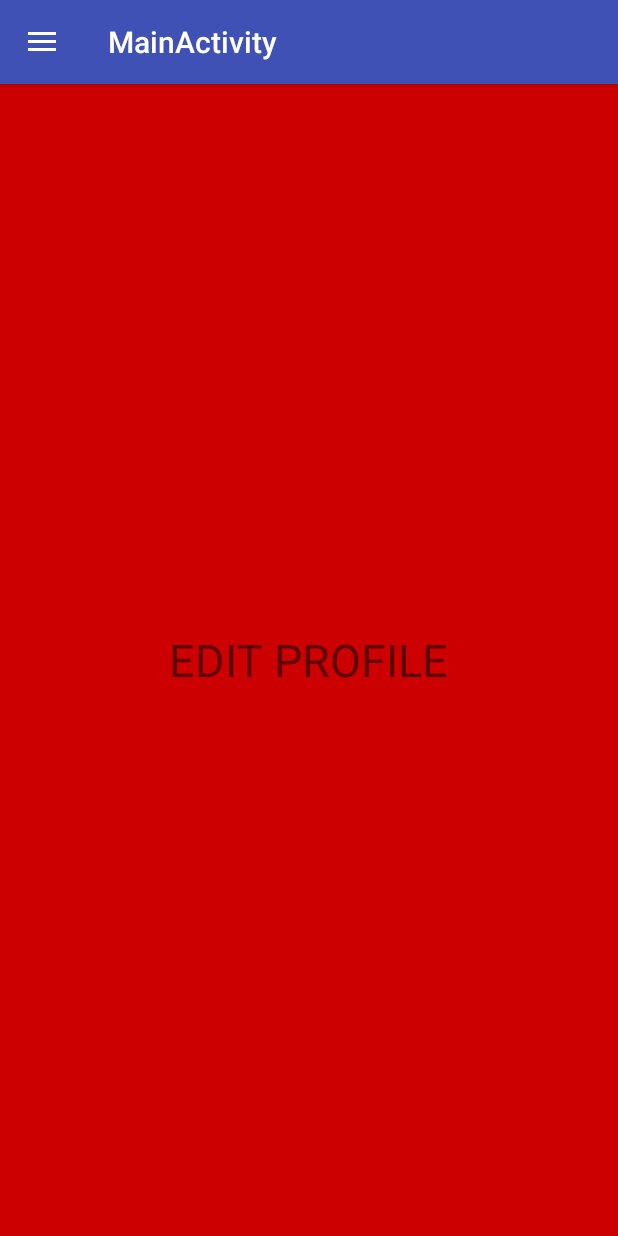
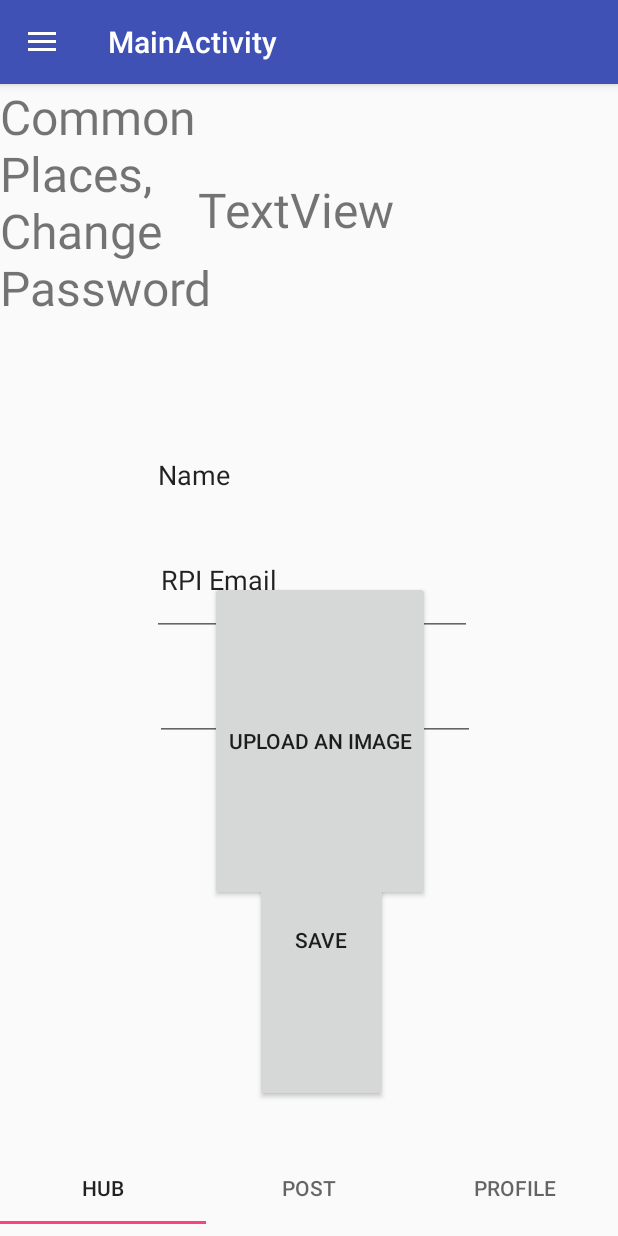
Before and after one commit to zdward/GrouberAndroid, an Android app: the fragment EditProfileFragment placed in its activity, on a phone screen of 412 x 824 dp. Run offline under Robolectric (Android 15) with nearby library versions, the phone set to English and light mode, and no system bars.

Commit message:
Changed the edit profile settings

```diff
--- a/app/src/main/res/layout/fragement_editprofile.xml
+++ b/app/src/main/res/layout/fragement_editprofile.xml
@@ -1,16 +1,89 @@
 <?xml version="1.0" encoding="utf-8"?>
 <RelativeLayout xmlns:android="http://schemas.android.com/apk/res/android"
+    xmlns:tools="http://schemas.android.com/tools"
     android:layout_width="match_parent" android:layout_height="match_parent"
-    android:background="@android:color/holo_red_dark"
+
     >
 
     <TextView
+        android:id="@+id/editProfileTitle"
+        android:layout_width="183dp"
+        android:layout_height="61dp"
+        android:layout_alignParentStart="true"
+        android:layout_alignParentTop="true"
+        android:layout_alignParentEnd="true"
+        android:layout_alignParentBottom="true"
+        android:layout_marginStart="132dp"
+        android:layout_marginTop="62dp"
+        android:layout_marginEnd="95dp"
+        android:layout_marginBottom="480dp"
+        android:text="TextView"
+        android:textSize="32dp"
+        tools:text="Edit Profile" />
+
+    <EditText
+        android:id="@+id/getName"
         android:layout_width="wrap_content"
         android:layout_height="wrap_content"
-        android:text = "EDIT PROFILE"
-        android:textSize="30sp"
-        android:layout_centerInParent="true"
+        android:layout_alignTop="@+id/editProfileTitle"
+        android:layout_alignParentStart="true"
+        android:layout_alignParentEnd="true"
+        android:layout_alignParentBottom="true"
+        android:layout_marginStart="101dp"
+        android:layout_marginTop="91dp"
+        android:layout_marginEnd="97dp"
+        android:layout_marginBottom="400dp"
+        android:ems="10"
+        android:inputType="textPersonName"
+        android:text="Name" />
 
-        />
+    <EditText
+        android:id="@+id/getRPIEmail"
+        android:layout_width="wrap_content"
+        android:layout_height="wrap_content"
+        android:layout_alignTop="@+id/editProfileTitle"
+        android:layout_alignParentStart="true"
+        android:layout_alignParentEnd="true"
+        android:layout_alignParentBottom="true"
+        android:layout_marginStart="103dp"
+        android:layout_marginTop="161dp"
+        android:layout_marginEnd="95dp"
+        android:layout_marginBottom="330dp"
+        android:ems="10"
+        android:inputType="textPersonName"
+        android:text="RPI Email" />
+
+    <Button
+        android:id="@+id/save"
+        android:layout_width="wrap_content"
+        android:layout_height="wrap_content"
+        android:layout_alignTop="@+id/getRPIEmail"
+        android:layout_alignParentStart="true"
+        android:layout_alignParentEnd="true"
+        android:layout_alignParentBottom="true"
+        android:layout_marginStart="170dp"
+        android:layout_marginTop="239dp"
+        android:layout_marginEnd="153dp"
+        android:layout_marginBottom="89dp"
+        android:text="SAVE" />
+
+    <Button
+        android:id="@+id/uploadImage"
+        android:layout_width="wrap_content"
+        android:layout_height="wrap_content"
+        android:layout_alignTop="@+id/getRPIEmail"
+        android:layout_alignParentEnd="true"
+        android:layout_alignParentBottom="true"
+        android:layout_marginTop="108dp"
+        android:layout_marginEnd="125dp"
+        android:layout_marginBottom="223dp"
+        android:text="Upload An Image" />
+
+    <TextView
+        android:id="@+id/textView5"
+        android:layout_width="162dp"
+        android:layout_height="wrap_content"
+        android:text="Common Places, Change Password"
+        android:textSize="32dp" />
 
 </RelativeLayout>
--- a/app/src/main/res/layout/fragment_profile_.xml
+++ b/app/src/main/res/layout/fragment_profile_.xml
@@ -7,12 +7,18 @@
     android:layout_height="match_parent"
     tools:context=".Profile_Fragment">
 
-    <!-- TODO: Update blank fragment layout -->
     <TextView
-        android:layout_width="wrap_content"
-        android:layout_height="wrap_content"
-        android:text="profile"
-        android:layout_centerInParent="true"
-        android:textSize="30sp" />
-
+        android:id="@+id/displayName"
+        android:layout_width="202dp"
+        android:layout_height="67dp"
+        android:layout_alignParentStart="true"
+        android:layout_alignParentTop="true"
+        android:layout_alignParentEnd="true"
+        android:layout_alignParentBottom="true"
+        android:layout_marginStart="103dp"
+        android:layout_marginTop="156dp"
+        android:layout_marginEnd="105dp"
+        android:layout_marginBottom="380dp"
+        android:text="NAME GOES HERE"
+        android:textSize="20sp" />
 </RelativeLayout>
```
